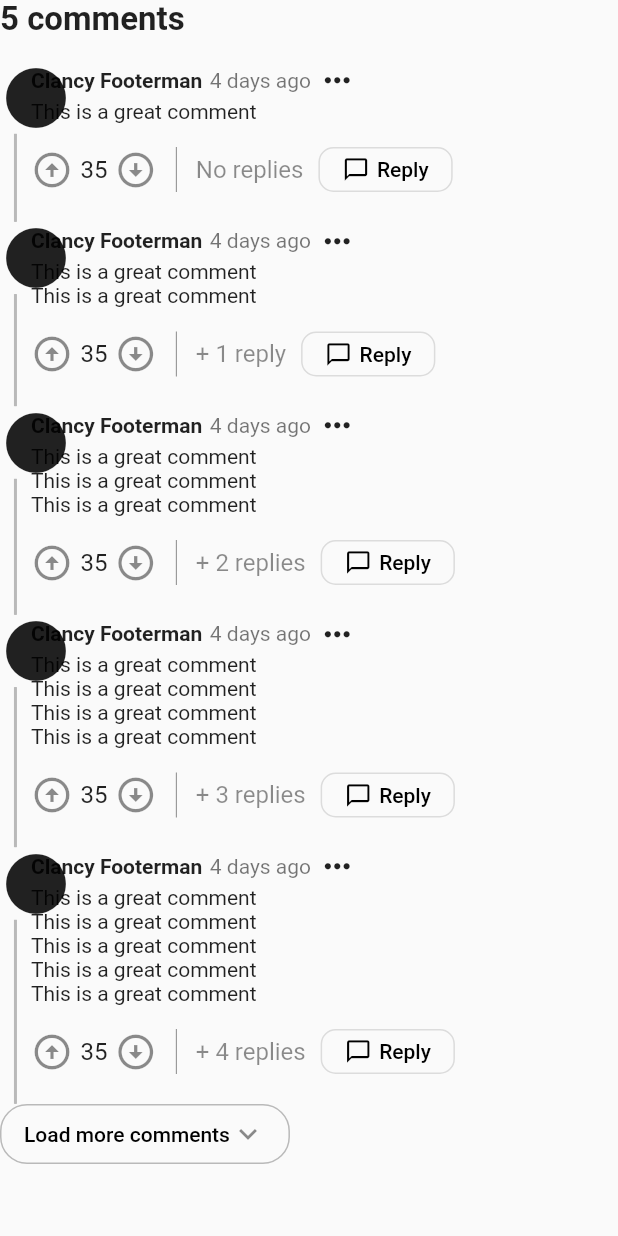
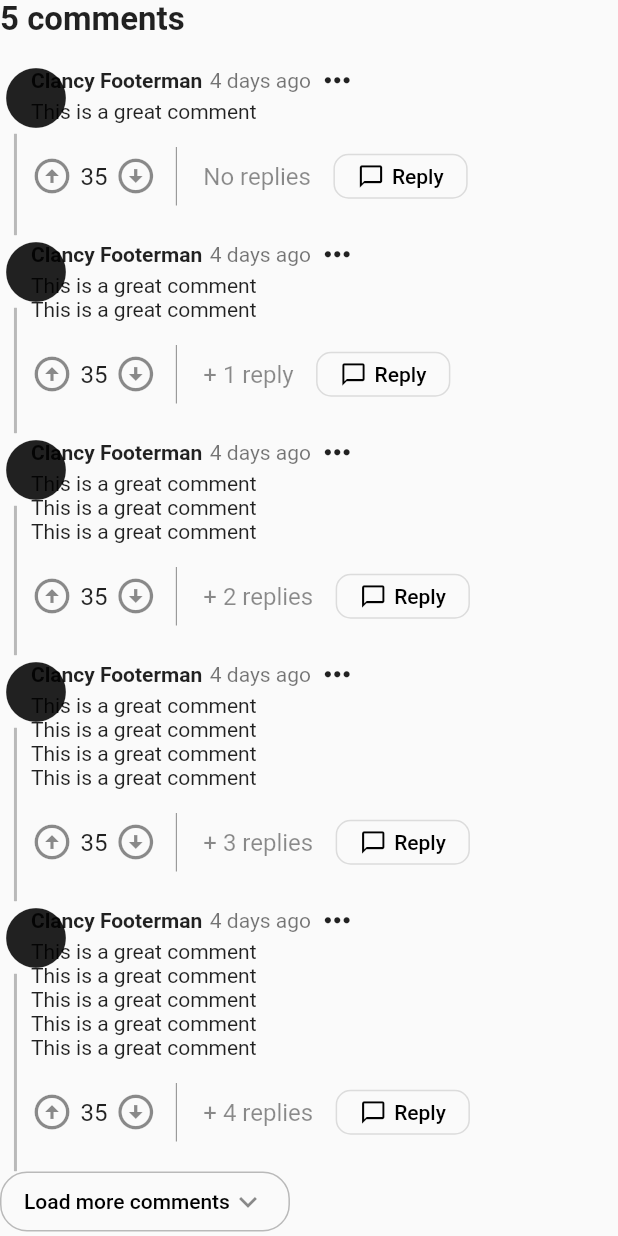
Before and after one commit to fatduckling/a-modern-forum-ui, a Flutter app: the CommentBox widget shown alone on an empty page, opened directly, on a phone screen of 412 x 824 dp. Run offline on Flutter 3.47's test engine with Material 2 defaults, Android fonts, the phone set to English and light mode, and no system bars; our stand-ins replace charts_flutter, timeago; missing offline and left inert: flutter_portal, flutter_quill, outline_search_bar.

Commit message:
Added replies button

```diff
--- a/lib/routes/view_post.dart
+++ b/lib/routes/view_post.dart
@@ -80,7 +80,7 @@ class ViewPostRoute extends StatelessWidget {
                     ),
                     CommentBox(
                       model: CommentsModel.buildSampleModel(),
-                    ),
+                    )
                   ],
                 ),
               )),
@@ -89,6 +89,9 @@ class ViewPostRoute extends StatelessWidget {
           ),
         ],
       ),
+      const SizedBox(
+        height: 40,
+      ),
     ]));
   }
 }
--- /dev/null
+++ b/lib/widgets/buttons/rounded_text_button/rounded_text_button.dart
@@ -0,0 +1,30 @@
+import 'package:flutter/material.dart';
+
+/// Rounded text button
+class RoundedTextButton extends StatelessWidget {
+  /// Hyperlink text
+  final String text;
+
+  /// On-click function of the hyperlink
+  final VoidCallback? callback;
+
+  const RoundedTextButton({required this.text, this.callback, Key? key})
+      : super(key: key);
+
+  @override
+  Widget build(BuildContext context) {
+    return Material(
+      color: Colors.transparent,
+      child: InkWell(
+          borderRadius: BorderRadius.circular(20.0),
+          onTap: callback,
+          child: Padding(
+            padding: const EdgeInsets.all(10),
+            child: Text(
+              text,
+              style: const TextStyle(fontSize: 16, color: Colors.black45),
+            ),
+          )),
+    );
+  }
+}
--- a/lib/widgets/comment_box/comment_box.dart
+++ b/lib/widgets/comment_box/comment_box.dart
@@ -2,6 +2,7 @@ import 'package:a_modern_forum_project/models/comments/comment_model.dart';
 import 'package:a_modern_forum_project/models/comments/comments_model.dart';
 import 'package:a_modern_forum_project/utils/time_util.dart';
 import 'package:a_modern_forum_project/widgets/buttons/rounded_outline/small/small_outline_button.dart';
+import 'package:a_modern_forum_project/widgets/buttons/rounded_text_button/rounded_text_button.dart';
 import 'package:a_modern_forum_project/widgets/load_more_comments/load_more_comments.dart';
 import 'package:a_modern_forum_project/widgets/text/h1.dart';
 import 'package:a_modern_forum_project/widgets/up_down_votes/up_down_votes.dart';
@@ -124,22 +125,19 @@ class _CommentBox extends State<CommentBox> {
                                       const VerticalDivider(
                                         color: Colors.black45,
                                       ),
-                                      const SizedBox(
-                                        width: 5,
-                                      ),
-                                      Text(
-                                        comment.totalReplies <= 0
+                                      RoundedTextButton(
+                                        callback: comment.totalReplies <= 0
+                                            ? null
+                                            : () {},
+                                        text: comment.totalReplies <= 0
                                             ? "No replies"
                                             : "+ ${comment.totalReplies} " +
                                                 (comment.totalReplies == 1
                                                     ? "reply"
                                                     : "replies"),
-                                        style: const TextStyle(
-                                            fontSize: 16,
-                                            color: Colors.black45),
                                       ),
                                       const SizedBox(
-                                        width: 10,
+                                        width: 5,
                                       ),
                                       const SmallOutlineButton(
                                         text: "Reply",
--- a/lib/widgets/load_more_comments/load_more_comments.dart
+++ b/lib/widgets/load_more_comments/load_more_comments.dart
@@ -41,8 +41,8 @@ class _LoadMoreComments extends State<LoadMoreCommentsButton> {
                           width: 10,
                         ),
                         SizedBox(
-                          height: 20,
-                          width: 20,
+                          height: 12,
+                          width: 12,
                           child: Center(
                             child: CircularProgressIndicator(
                               color: Colors.black45,
```
Also changed, not shown: lib/widgets/hyperlink/hyperlink.dart (+6 -8 lines). Lines whose indentation alone changed are shown as unchanged.
